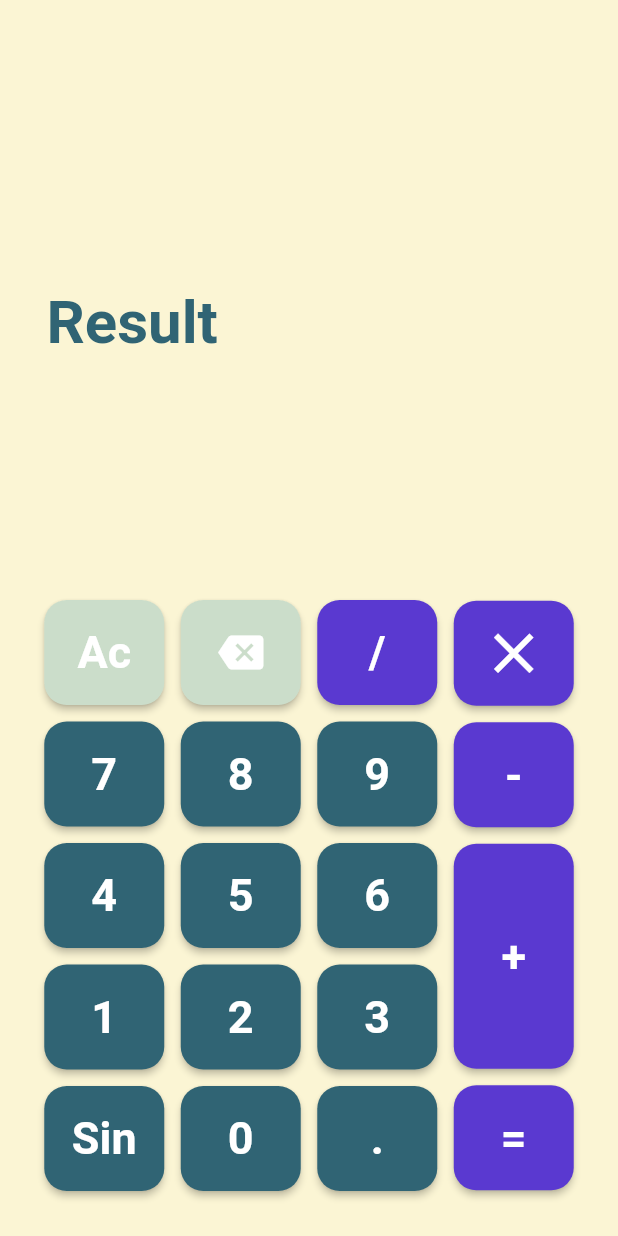
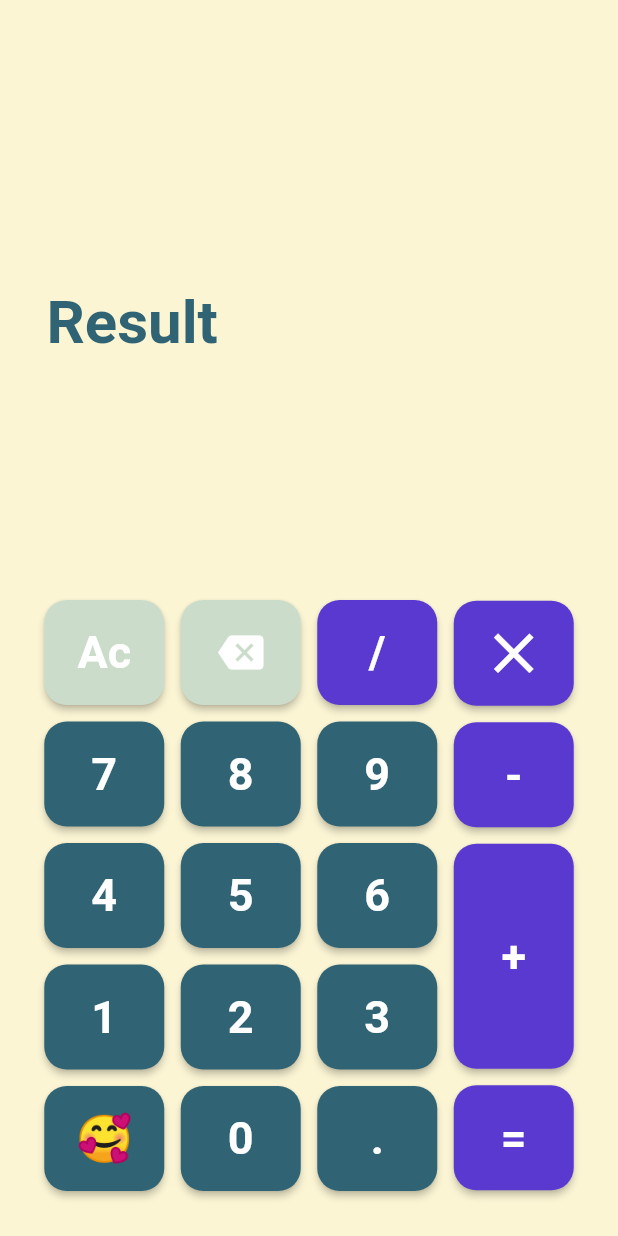
Before and after one commit to Luca-Landri/CalcoLandri, a Flutter app: the screen it shows after launch, on a phone screen of 412 x 824 dp. Run offline on Flutter 3.47's test engine with Material 2 defaults, Android fonts, the phone set to English and light mode, and no system bars.

Commit message:
Feat: Started creating second page

```diff
--- a/lib/app.dart
+++ b/lib/app.dart
@@ -1,6 +1,7 @@
 // ignore_for_file: sort_child_properties_last
 
 import 'package:calcolandri/components/button_list.dart';
+import 'package:calcolandri/pages/creator_page.dart';
 import 'package:flutter/material.dart';
 import 'package:flutter/services.dart';
 
@@ -152,7 +153,24 @@ class _MyAppState extends State<MyApp> {
                           Text("7", style: style),
                           Text("4", style: style),
                           Text("1", style: style),
-                          Text("Sin", style: style),
+                          Builder(
+                            builder: (context) => InkWell(
+                              onTap: () {
+                                Navigator.push(
+                                  context,
+                                  MaterialPageRoute(
+                                      builder: (context) => CreatorPage()),
+                                );
+                              },
+                              child: Text(
+                                '🥰',
+                                style: TextStyle(
+                                  fontSize: 30,
+                                  fontWeight: FontWeight.bold,
+                                ),
+                              ),
+                            ),
+                          )
                         ],
 
                         // ignore: prefer_const_literals_to_create_immutables
```
Also changed, not shown: lib/pages/creator_page.dart (added, +33 -0 lines).
